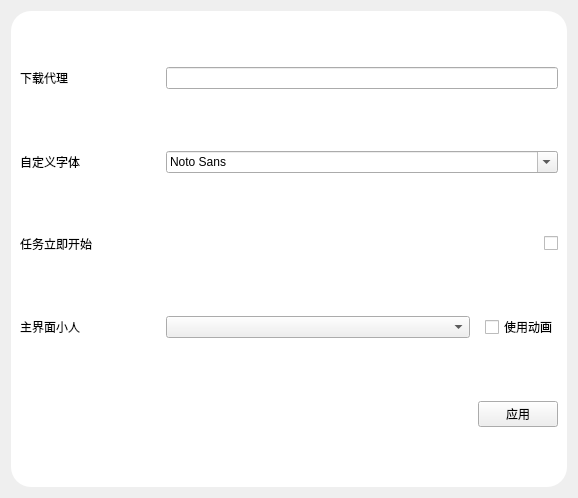
Above: src/gui/design/WidgetSetting.ui from Icexbb/SekaiSubtitle-Python before the change. Below: the same form after it.
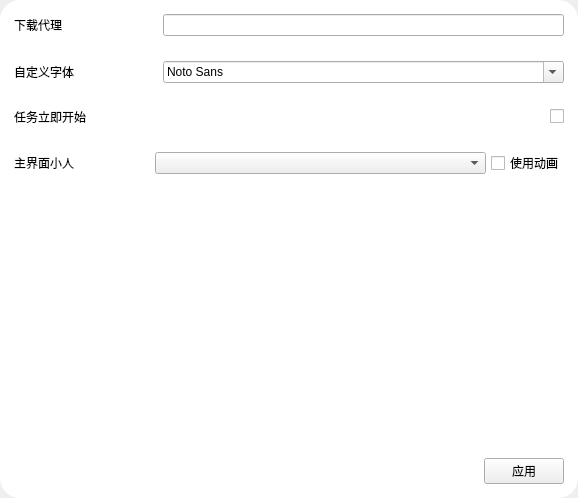
That is the form after the change.

```diff
--- a/src/gui/design/WidgetSetting.ui
+++ b/src/gui/design/WidgetSetting.ui
@@ -18,6 +18,18 @@
 QLabel{	font: 10pt &quot;Microsoft YaHei UI&quot;;}</string>
   </property>
   <layout class="QGridLayout" name="gridLayout">
+   <property name="leftMargin">
+    <number>0</number>
+   </property>
+   <property name="topMargin">
+    <number>0</number>
+   </property>
+   <property name="rightMargin">
+    <number>0</number>
+   </property>
+   <property name="bottomMargin">
+    <number>0</number>
+   </property>
    <item row="0" column="0">
     <widget class="QFrame" name="MainFrame">
      <property name="styleSheet">
@@ -35,6 +47,18 @@
       </property>
       <item>
        <layout class="QHBoxLayout" name="horizontalLayout_2" stretch="1,3">
+        <property name="leftMargin">
+         <number>5</number>
+        </property>
+        <property name="topMargin">
+         <number>5</number>
+        </property>
+        <property name="rightMargin">
+         <number>5</number>
+        </property>
+        <property name="bottomMargin">
+         <number>5</number>
+        </property>
         <item>
          <widget class="QLabel" name="label_2">
           <property name="text">
@@ -49,6 +73,18 @@
       </item>
       <item>
        <layout class="QHBoxLayout" name="horizontalLayout" stretch="1,3">
+        <property name="leftMargin">
+         <number>5</number>
+        </property>
+        <property name="topMargin">
+         <number>5</number>
+        </property>
+        <property name="rightMargin">
+         <number>5</number>
+        </property>
+        <property name="bottomMargin">
+         <number>5</number>
+        </property>
         <item>
          <widget class="QLabel" name="label">
           <property name="text">
@@ -71,6 +107,18 @@
       </item>
       <item>
        <layout class="QHBoxLayout" name="horizontalLayout_4">
+        <property name="leftMargin">
+         <number>5</number>
+        </property>
+        <property name="topMargin">
+         <number>5</number>
+        </property>
+        <property name="rightMargin">
+         <number>5</number>
+        </property>
+        <property name="bottomMargin">
+         <number>5</number>
+        </property>
         <item>
          <widget class="QLabel" name="label_3">
           <property name="text">
@@ -98,6 +146,21 @@
       </item>
       <item>
        <layout class="QHBoxLayout" name="horizontalLayout_5" stretch="1,3">
+        <property name="spacing">
+         <number>5</number>
+        </property>
+        <property name="leftMargin">
+         <number>5</number>
+        </property>
+        <property name="topMargin">
+         <number>5</number>
+        </property>
+        <property name="rightMargin">
+         <number>5</number>
+        </property>
+        <property name="bottomMargin">
+         <number>5</number>
+        </property>
         <item>
          <widget class="QLabel" name="label_4">
           <property name="text">
@@ -127,8 +190,33 @@
         </item>
        </layout>
       </item>
+      <item>
+       <spacer name="verticalSpacer">
+        <property name="orientation">
+         <enum>Qt::Vertical</enum>
+        </property>
+        <property name="sizeHint" stdset="0">
+         <size>
+          <width>20</width>
+          <height>40</height>
+         </size>
+        </property>
+       </spacer>
+      </item>
       <item>
        <layout class="QHBoxLayout" name="horizontalLayout_3">
+        <property name="leftMargin">
+         <number>5</number>
+        </property>
+        <property name="topMargin">
+         <number>5</number>
+        </property>
+        <property name="rightMargin">
+         <number>5</number>
+        </property>
+        <property name="bottomMargin">
+         <number>5</number>
+        </property>
         <item>
          <spacer name="horizontalSpacer">
           <property name="orientation">
```
